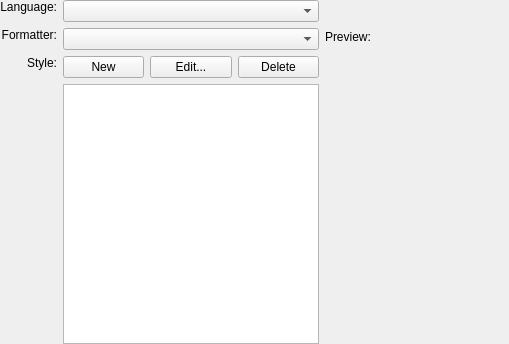
Before: the Qt Designer form kdevplatform/shell/sourceformatterselectionedit.ui in KDE/kdevelop, drawn with Qt 5.
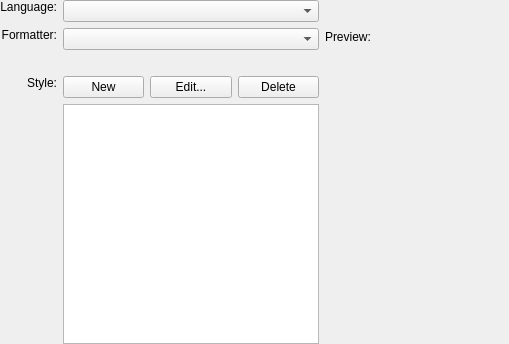
After: the same form once the commit is applied. Custom widgets are drawn as their Qt base class.

Commit message:
Show a usage hint for CustomScriptPlugin in configuration UI
When a formatter tool referenced in CustomScriptPlugin's style cannot be
found (not installed), error messages are easy to miss. They are written
not into systemd journal, but into ~/.xsession-errors, because the error
occurs in the shell rather than in KDevelop directly.

The usage hint that emphasizes the external tool executable dependency
of each custom script style should reduce usage mistakes and wrong
assumptions by users.

```diff
--- a/kdevplatform/shell/sourceformatterselectionedit.ui
+++ b/kdevplatform/shell/sourceformatterselectionedit.ui
@@ -116,7 +116,17 @@
      </item>
     </layout>
    </item>
-   <item row="2" column="0">
+   <item row="2" column="1">
+    <widget class="QLabel" name="usageHintLabel">
+     <property name="text">
+      <string notr="true">&lt;usage hint&gt;</string>
+     </property>
+     <property name="wordWrap">
+      <bool>true</bool>
+     </property>
+    </widget>
+   </item>
+   <item row="3" column="0">
     <widget class="QLabel" name="label_2">
      <property name="text">
       <string comment="@label:listbox">Style:</string>
@@ -132,7 +142,7 @@
      </property>
     </widget>
    </item>
-   <item row="2" column="1">
+   <item row="3" column="1">
     <layout class="QGridLayout" name="gridLayout">
      <item row="0" column="0">
       <widget class="QPushButton" name="btnNewStyle">
```
Left out of the diff: 2 changed lines with no effect on the pictures. The commit also changes 5 other files.
